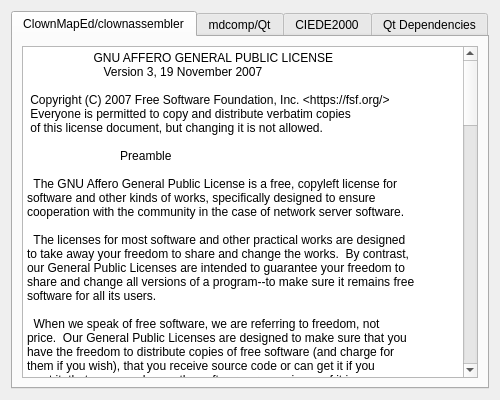
This is licences.ui in Clownacy/ClownMapEd as Qt 5 draws it before an edit. The edited form follows.
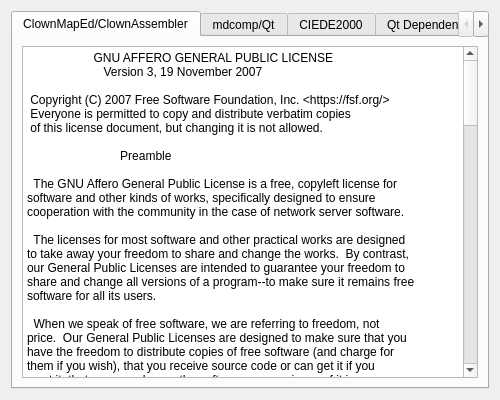
This is the edited form. The open tabs and pages were chosen to show the change.

Commit message: Correct licences tab and capitalise ClownAssembler.

Diff of the .ui file:
```diff
--- a/licences.ui
+++ b/licences.ui
@@ -24,7 +24,7 @@
      </property>
      <widget class="QWidget" name="tab">
       <attribute name="title">
-       <string>ClownMapEd/clownassembler</string>
+       <string>ClownMapEd/ClownAssembler</string>
       </attribute>
       <layout class="QVBoxLayout" name="verticalLayout">
        <item>
```
Left out of the diff: 2 changed lines with no effect on the pictures.
